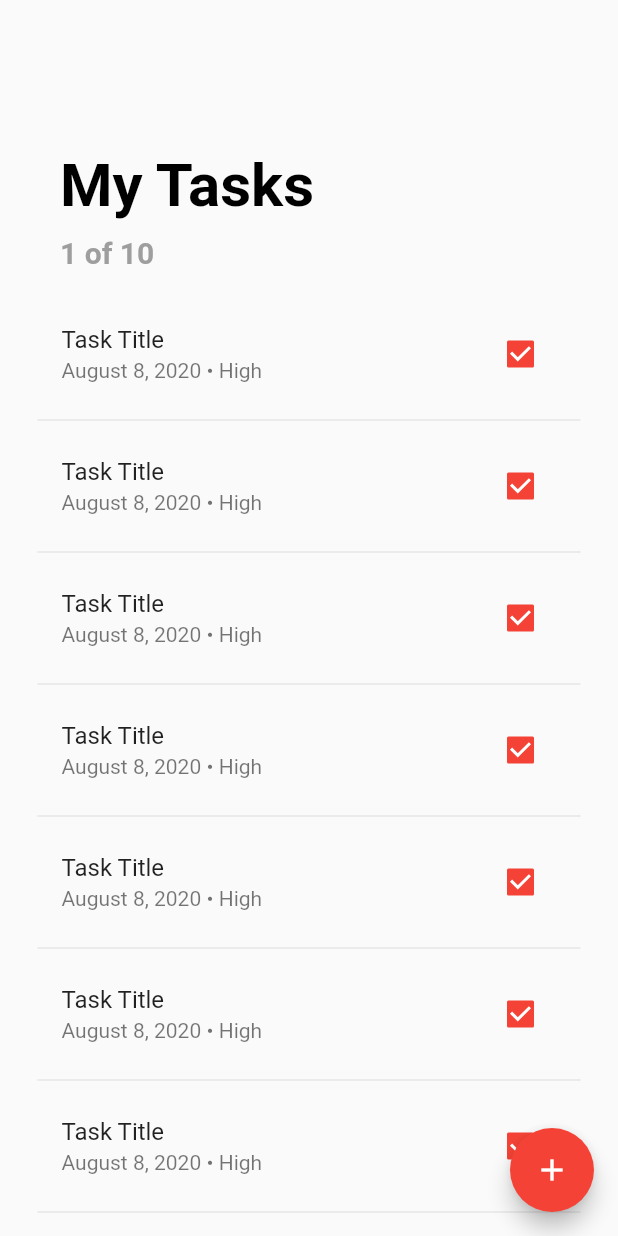
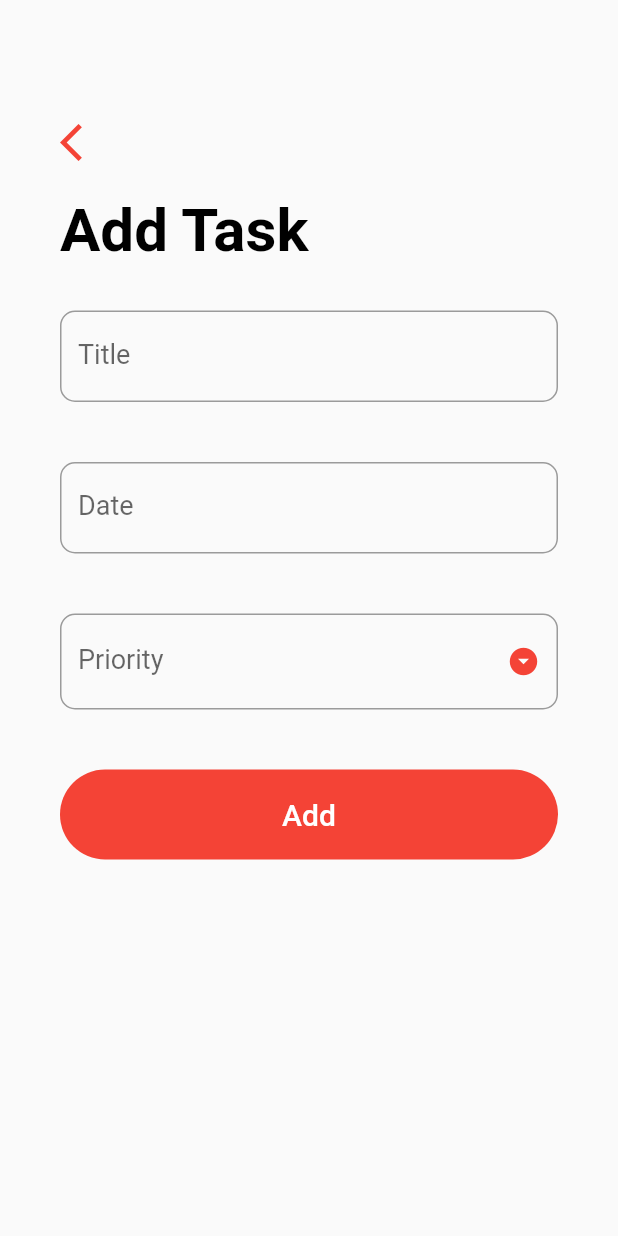
Before and after one commit to luke-mcevoy/flutterSandbox, a Flutter app: the screen it shows after launch, after a tap on the "add" icon, on a phone screen of 412 x 824 dp. Run offline on Flutter 3.47's test engine with Material 2 defaults, Android fonts, the phone set to English and light mode, and no system bars.

Commit message:
Forms for user entry on add task page

```diff
--- /dev/null
+++ b/Todo_List/lib/screens/add_task_screen.dart
@@ -0,0 +1,182 @@
+import 'package:flutter/material.dart';
+import 'package:intl/intl.dart';
+
+class AddTaskScreen extends StatefulWidget {
+  @override
+  _AddTaskScreenState createState() => _AddTaskScreenState();
+}
+
+class _AddTaskScreenState extends State<AddTaskScreen> {
+  final _formKey = GlobalKey<FormState>();
+  String _title = '';
+  String _priority;
+  DateTime _date = DateTime.now();
+  TextEditingController _dateController = TextEditingController();
+
+  final DateFormat _dateFormatter = DateFormat('MMM dd, yyyy');
+  final List<String> _priorities = ['Low', 'Medium', 'High'];
+
+  _handleDatePicker() async {
+    final DateTime date = await showDatePicker(
+      context: context,
+      initialDate: _date,
+      firstDate: DateTime(2000),
+      lastDate: DateTime(2100),
+    );
+
+    if (date != null && date != _date) {
+      setState(() {
+        _date = date;
+      });
+      _dateController.text = _dateFormatter.format(date);
+    }
+  }
+
+  _submit() {
+    if (_formKey.currentState.validate()) {
+      _formKey.currentState.save();
+      print('$_title, $_date, $_priority');
+
+      // Insert the task to our user's database
+
+      // Update the task
+
+      Navigator.pop(context);
+    }
+  }
+
+  @override
+  Widget build(BuildContext context) {
+    return Scaffold(
+      body: GestureDetector(
+        onTap: () => FocusScope.of(context).unfocus(),
+        child: SingleChildScrollView(
+          child: Container(
+            padding: EdgeInsets.symmetric(horizontal: 40.0, vertical: 80.0),
+            child: Column(
+              crossAxisAlignment: CrossAxisAlignment.start,
+              children: <Widget>[
+                GestureDetector(
+                  onTap: () => Navigator.pop(context),
+                  child: Icon(
+                    Icons.arrow_back_ios,
+                    size: 30.0,
+                    color: Theme.of(context).primaryColor,
+                  ),
+                ),
+                SizedBox(height: 20.0),
+                Text(
+                  'Add Task',
+                  style: TextStyle(
+                    color: Colors.black,
+                    fontSize: 40.0,
+                    fontWeight: FontWeight.bold,
+                  ),
+                ),
+                SizedBox(height: 10.0),
+                Form(
+                  key: _formKey,
+                  child: Column(
+                    children: <Widget>[
+                      Padding(
+                        padding: EdgeInsets.symmetric(vertical: 20.0),
+                        child: TextFormField(
+                          style: TextStyle(fontSize: 18.0),
+                          decoration: InputDecoration(
+                            labelText: 'Title',
+                            labelStyle: TextStyle(fontSize: 18.0),
+                            border: OutlineInputBorder(
+                              borderRadius: BorderRadius.circular(10.0),
+                            ),
+                          ),
+                          validator: (input) => input.trim().isEmpty
+                              ? 'Please enter a tasl title'
+                              : null,
+                          onSaved: (input) => _title = input,
+                          initialValue: _title,
+                        ),
+                      ),
+                      Padding(
+                        padding: EdgeInsets.symmetric(vertical: 20.0),
+                        child: TextFormField(
+                          readOnly: true,
+                          controller: _dateController,
+                          style: TextStyle(fontSize: 18.0),
+                          onTap: _handleDatePicker,
+                          decoration: InputDecoration(
+                            labelText: 'Date',
+                            labelStyle: TextStyle(fontSize: 18.0),
+                            border: OutlineInputBorder(
+                              borderRadius: BorderRadius.circular(10.0),
+                            ),
+                          ),
+                        ),
+                      ),
+                      Padding(
+                        padding: EdgeInsets.symmetric(vertical: 20.0),
+                        child: DropdownButtonFormField(
+                          isDense: true,
+                          icon: Icon(Icons.arrow_drop_down_circle),
+                          iconSize: 22.0,
+                          iconEnabledColor: Theme.of(context).primaryColor,
+                          items: _priorities.map((String priority) {
+                            return DropdownMenuItem(
+                              value: priority,
+                              child: Text(
+                                priority,
+                                style: TextStyle(
+                                  color: Colors.black,
+                                  fontSize: 18.0,
+                                ),
+                              ),
+                            );
+                          }).toList(),
+                          style: TextStyle(fontSize: 18.0),
+                          decoration: InputDecoration(
+                            labelText: 'Priority',
+                            labelStyle: TextStyle(fontSize: 18.0),
+                            border: OutlineInputBorder(
+                              borderRadius: BorderRadius.circular(10.0),
+                            ),
+                          ),
+                          validator: (input) => _priority != null
+                              ? 'Please select a priority level'
+                              : null,
+                          onChanged: (value) {
+                            setState(() {
+                              _priority = value;
+                            });
+                          },
+                          value: _priority,
+                        ),
+                      ),
+                      Container(
+                        margin: EdgeInsets.symmetric(vertical: 20.0),
+                        height: 60.0,
+                        width: double.infinity,
+                        decoration: BoxDecoration(
+                          color: Theme.of(context).primaryColor,
+                          borderRadius: BorderRadius.circular(30.0),
+                        ),
+                        child: FlatButton(
+                          child: Text(
+                            'Add',
+                            style: TextStyle(
+                              color: Colors.white,
+                              fontSize: 20.0,
+                            ),
+                          ),
+                          onPressed: _submit,
+                        ),
+                      )
+                    ],
+                  ),
+                )
+              ],
+            ),
+          ),
+        ),
+      ),
+    );
+  }
+}
--- a/Todo_List/lib/screens/todo_list_screen.dart
+++ b/Todo_List/lib/screens/todo_list_screen.dart
@@ -1,4 +1,5 @@
 import 'package:flutter/material.dart';
+import './add_task_screen.dart';
 
 class TodoListScreen extends StatefulWidget {
   _TodoListScreenState createState() => _TodoListScreenState();
@@ -32,7 +33,12 @@ class _TodoListScreenState extends State<TodoListScreen> {
       floatingActionButton: FloatingActionButton(
         backgroundColor: Theme.of(context).primaryColor,
         child: Icon(Icons.add),
-        onPressed: () => print('Navigate to add task screen'),
+        onPressed: () => Navigator.push(
+          context,
+          MaterialPageRoute(
+            builder: (_) => AddTaskScreen(),
+          ),
+        ),
       ),
       body: ListView.builder(
           padding: EdgeInsets.symmetric(
--- a/Todo_List/pubspec.yaml
+++ b/Todo_List/pubspec.yaml
@@ -28,6 +28,8 @@ dependencies:
   # The following adds the Cupertino Icons font to your application.
   # Use with the CupertinoIcons class for iOS style icons.
   cupertino_icons: ^0.1.3
+  intl: ^0.16.1
+
 
 dev_dependencies:
   flutter_test:
```
Also changed, not shown: Todo_List/pubspec.lock.
